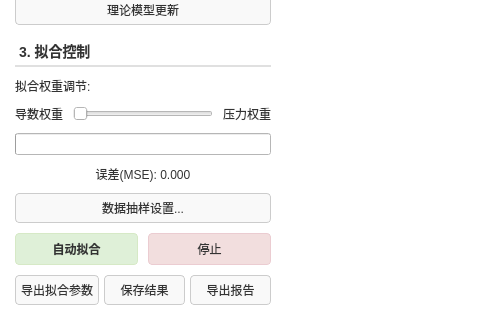
Luqinghao1/WT20260203, file wt_fittingwidget.ui: the form before one commit; both pictures show x 0 to 480 and y 380 to 700 of the 1100 by 700 pixel window.
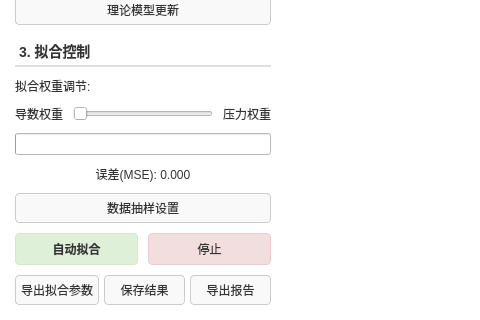
The form after the commit.

```diff
--- a/wt_fittingwidget.ui
+++ b/wt_fittingwidget.ui
@@ -240,7 +240,7 @@
        <item>
         <widget class="QPushButton" name="btnSamplingSettings">
          <property name="text">
-          <string>数据抽样设置...</string>
+          <string>数据抽样设置</string>
          </property>
         </widget>
        </item>
```
